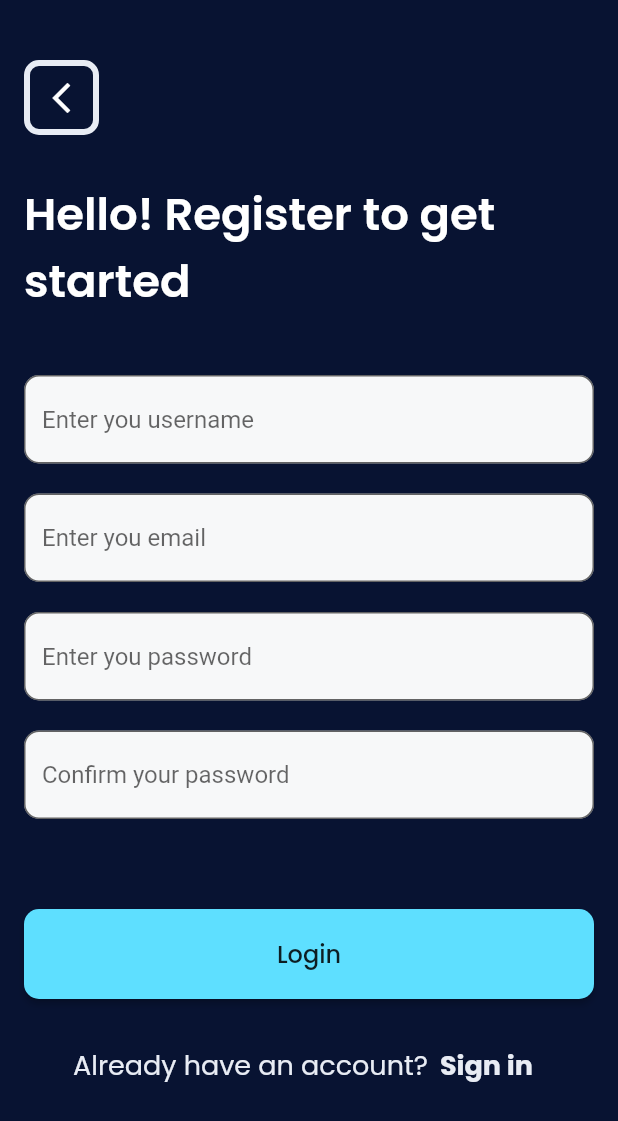
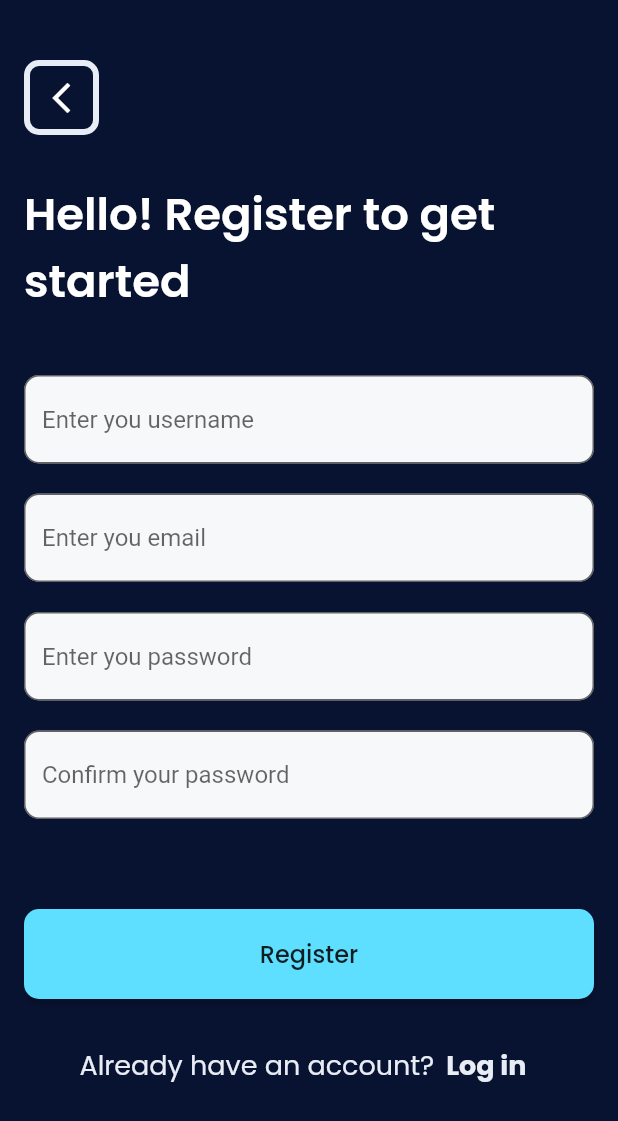
Before and after one commit to raihanromzi/flutter_getx_atbeach, a Flutter app: the screen it shows after launch, after a tap on "Register", on a phone screen of 412 x 824 dp. Shown: the top 1121 px of the screen. Run offline on Flutter 3.47's test engine with Material 2 defaults, Android fonts, the phone set to English and light mode, and no system bars; our stand-ins replace animate_do, firebase_core, get; accounts and stored records are empty.

Commit message:
added register and loginui

```diff
--- a/atbeach_app/lib/app/modules/home/views/home_view.dart
+++ b/atbeach_app/lib/app/modules/home/views/home_view.dart
@@ -10,8 +10,6 @@ class HomeView extends GetView<HomeController> {
   Widget build(BuildContext context) {
     return Scaffold(
       appBar: AppBar(
-        leading: ,
-
         centerTitle: true,
       ),
       body: Center(
--- a/atbeach_app/lib/app/modules/register/views/register_view.dart
+++ b/atbeach_app/lib/app/modules/register/views/register_view.dart
@@ -93,7 +93,7 @@ class RegisterView extends GetView<RegisterController> {
                                   mainAxisAlignment: MainAxisAlignment.center,
                                   children: const [
                                     Text(
-                                      'Login',
+                                      'Register',
                                       style: TextStyle(
                                           fontFamily: 'Poppins',
                                           fontWeight: FontWeight.w500,
@@ -115,7 +115,7 @@ class RegisterView extends GetView<RegisterController> {
                                       color: AppColorTheme.line)),
                               TextButton(
                                 onPressed: () => Get.to(const LoginView()),
-                                child: const Text('Sign in',
+                                child: const Text('Log in',
                                     style: TextStyle(
                                         fontFamily: 'Poppins',
                                         fontWeight: FontWeight.w700,
```
Also changed, not shown: 4 other files.
